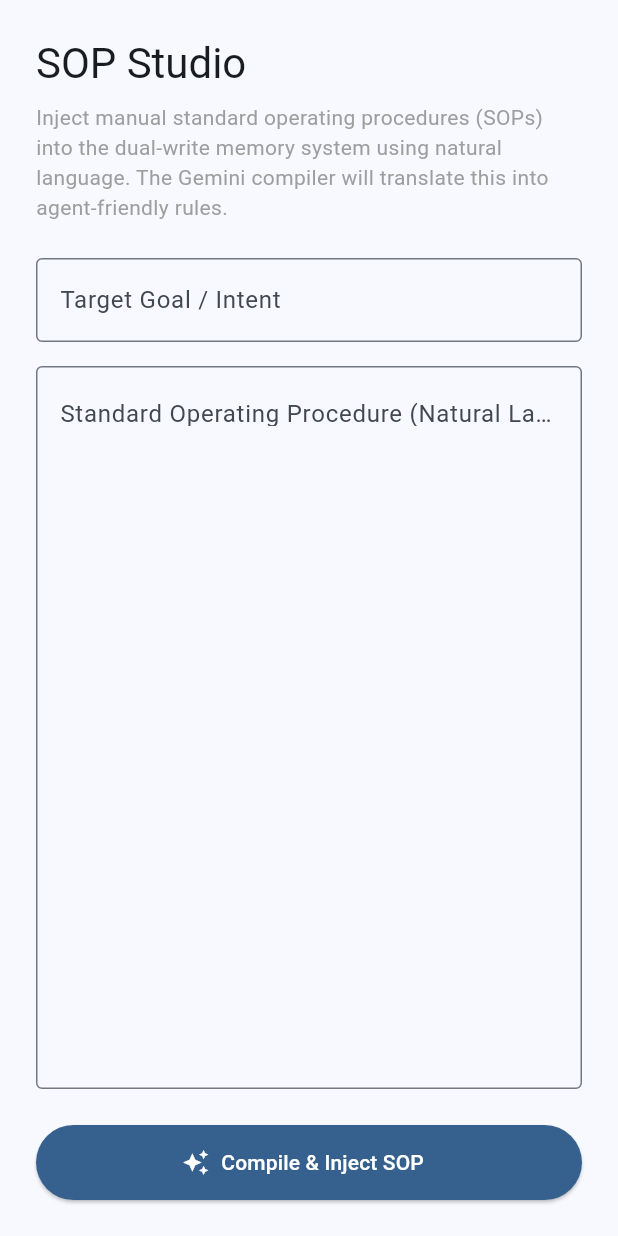
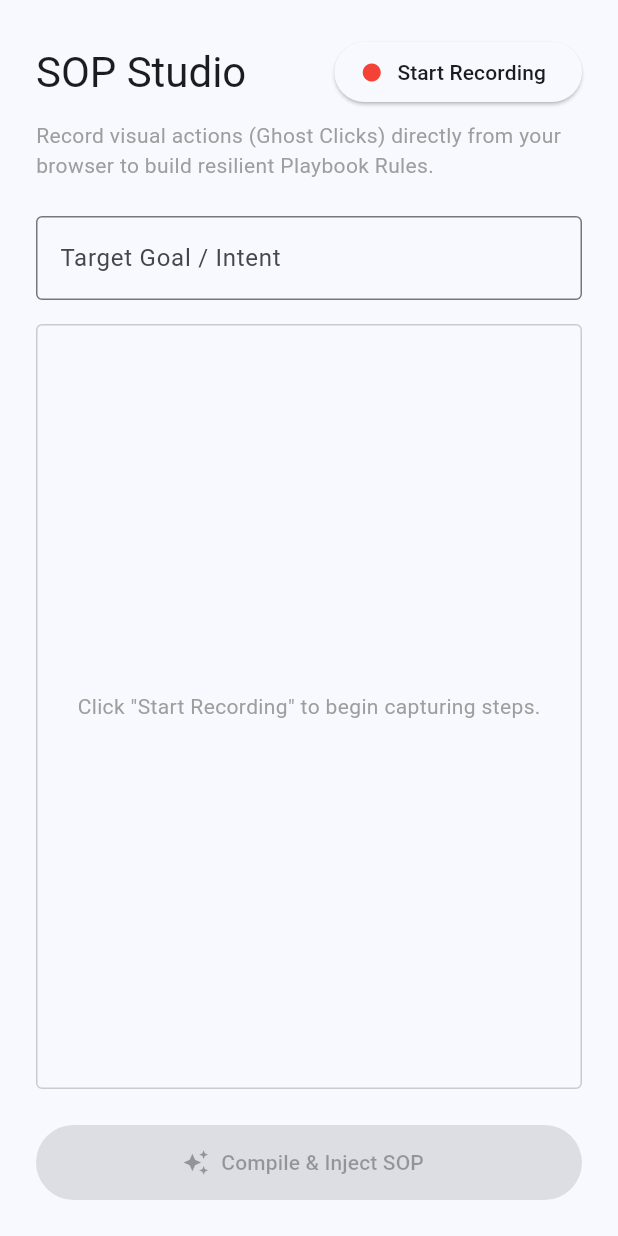
Before and after one commit to Kamibony/romy-ai-agent, a Flutter app: the SopStudioScreen widget shown alone on an empty page, opened directly, on a phone screen of 412 x 824 dp. Run offline on Flutter 3.47's test engine with Material 3 defaults, Android fonts, the phone set to English and light mode, and no system bars; our stand-ins replace firebase_auth, firebase_core, flutter_riverpod; accounts and stored records are empty; network calls fail.

Commit message:
feat: Implement True E2E Recording Subscription Layer
- Added `xpath` context extraction to `extension/content/content_script.js` for ghost clicks.
- Added `RECORDING_MODE` and `RECORDED_STEPS` state to `client/local_bridge.py`.
- Exposed `/api/recording/start`, `stop`, and `steps` endpoints in the local API.
- Refactored Flutter `SopStudioScreen` to include a recording state.
- Implemented HTTP polling in the Flutter UI to dynamically list recorded steps from the local API.
- Re-wired the final SOP compilation submission to use the recorded steps array.

Co-authored-by: Kamibony <206231619+Kamibony@users.noreply.github.com>

```diff
--- a/dashboard/lib/ui/sop_studio/sop_studio_screen.dart
+++ b/dashboard/lib/ui/sop_studio/sop_studio_screen.dart
@@ -1,6 +1,8 @@
 import 'package:flutter/material.dart';
 import 'dart:convert';
+import 'dart:async';
 import 'package:flutter_riverpod/flutter_riverpod.dart';
+import 'package:http/http.dart' as http;
 
 import '../../providers/api_client_provider.dart';
 
@@ -13,20 +15,92 @@ class SopStudioScreen extends ConsumerStatefulWidget {
 
 class _SopStudioScreenState extends ConsumerState<SopStudioScreen> {
   final _goalController = TextEditingController();
-  final _rulesController = TextEditingController();
   bool _isSubmitting = false;
+  bool _isRecording = false;
+  List<Map<String, dynamic>> _recordedSteps = [];
+  Timer? _pollingTimer;
 
   @override
   void dispose() {
     _goalController.dispose();
-    _rulesController.dispose();
+    _pollingTimer?.cancel();
     super.dispose();
   }
 
+  Future<void> _startRecording() async {
+    try {
+      final response = await http.post(Uri.parse('http://127.0.0.1:8764/api/recording/start'));
+      if (response.statusCode == 200) {
+        setState(() {
+          _isRecording = true;
+          _recordedSteps = [];
+        });
+        _pollingTimer = Timer.periodic(const Duration(milliseconds: 500), (timer) {
+          _pollSteps();
+        });
+      } else {
+        _showError('Failed to start recording: ${response.body}');
+      }
+    } catch (e) {
+      _showError('Network error starting recording: $e');
+    }
+  }
+
+  Future<void> _stopRecording() async {
+    _pollingTimer?.cancel();
+    try {
+      final response = await http.post(Uri.parse('http://127.0.0.1:8764/api/recording/stop'));
+      if (response.statusCode == 200) {
+        setState(() {
+          _isRecording = false;
+        });
+        // One final poll
+        await _pollSteps();
+      } else {
+        _showError('Failed to stop recording: ${response.body}');
+      }
+    } catch (e) {
+      _showError('Network error stopping recording: $e');
+      setState(() {
+        _isRecording = false;
+      });
+    }
+  }
+
+  Future<void> _pollSteps() async {
+    try {
+      final response = await http.get(Uri.parse('http://127.0.0.1:8764/api/recording/steps'));
+      if (response.statusCode == 200) {
+        final data = json.decode(response.body);
+        if (data['steps'] != null) {
+          setState(() {
+            _recordedSteps = List<Map<String, dynamic>>.from(data['steps']);
+          });
+        }
+      }
+    } catch (e) {
+      // Silently ignore polling errors to not spam
+    }
+  }
+
+  void _showError(String message) {
+    if (!mounted) return;
+    ScaffoldMessenger.of(context).showSnackBar(
+      SnackBar(content: Text(message), backgroundColor: Colors.red),
+    );
+  }
+
   Future<void> _submitSOP() async {
-    if (_goalController.text.trim().isEmpty || _rulesController.text.trim().isEmpty) {
+    if (_goalController.text.trim().isEmpty) {
       ScaffoldMessenger.of(context).showSnackBar(
-        const SnackBar(content: Text('Please fill out both goal and rules.')),
+        const SnackBar(content: Text('Please fill out the target goal.')),
+      );
+      return;
+    }
+
+    if (_recordedSteps.isEmpty) {
+      ScaffoldMessenger.of(context).showSnackBar(
+        const SnackBar(content: Text('Please record some steps first.')),
       );
       return;
     }
@@ -44,7 +118,7 @@ class _SopStudioScreenState extends ConsumerState<SopStudioScreen> {
         body: json.encode({
           'domain': 'default_domain',
           'goal': _goalController.text.trim(),
-          'recorded_steps': [{'step': _rulesController.text.trim()}], // Treat the manual text as a single recorded step for now
+          'recorded_steps': _recordedSteps.map((s) => {'step': s['description']}).toList(),
           'client_id': 'default'
         }),
       );
@@ -56,7 +130,9 @@ class _SopStudioScreenState extends ConsumerState<SopStudioScreen> {
           const SnackBar(content: Text('SOP successfully saved into Agent Memory.'), backgroundColor: Colors.green),
         );
         _goalController.clear();
-        _rulesController.clear();
+        setState(() {
+          _recordedSteps = [];
+        });
       } else if (response.statusCode == 409) {
          showDialog(
           context: context,
@@ -94,15 +170,57 @@ class _SopStudioScreenState extends ConsumerState<SopStudioScreen> {
       child: Column(
         crossAxisAlignment: CrossAxisAlignment.start,
         children: [
-          Text(
-            'SOP Studio',
-            style: Theme.of(context).textTheme.headlineMedium,
+          Row(
+            mainAxisAlignment: MainAxisAlignment.spaceBetween,
+            children: [
+              Text(
+                'SOP Studio',
+                style: Theme.of(context).textTheme.headlineMedium,
+              ),
+              ElevatedButton.icon(
+                onPressed: _isRecording ? _stopRecording : _startRecording,
+                icon: Icon(
+                  _isRecording ? Icons.stop : Icons.fiber_manual_record,
+                  color: _isRecording ? Colors.white : Colors.red,
+                ),
+                label: Text(_isRecording ? 'Stop Recording' : 'Start Recording'),
+                style: ElevatedButton.styleFrom(
+                  backgroundColor: _isRecording ? Colors.red : Theme.of(context).cardColor,
+                  foregroundColor: _isRecording ? Colors.white : Theme.of(context).textTheme.bodyLarge?.color,
+                ),
+              ),
+            ],
           ),
           const SizedBox(height: 8),
           const Text(
-            'Inject manual standard operating procedures (SOPs) into the dual-write memory system using natural language. The Gemini compiler will translate this into agent-friendly rules.',
+            'Record visual actions (Ghost Clicks) directly from your browser to build resilient Playbook Rules.',
             style: TextStyle(color: Colors.grey),
           ),
+          if (_isRecording) ...[
+            const SizedBox(height: 16),
+            Container(
+              padding: const EdgeInsets.all(12),
+              decoration: BoxDecoration(
+                color: Colors.red.withOpacity(0.1),
+                border: Border.all(color: Colors.red),
+                borderRadius: BorderRadius.circular(8),
+              ),
+              child: const Row(
+                children: [
+                  SizedBox(
+                    width: 16,
+                    height: 16,
+                    child: CircularProgressIndicator(strokeWidth: 2, color: Colors.red),
+                  ),
+                  SizedBox(width: 16),
+                  Text(
+                    'Listening for Ghost Clicks from Chrome Extension...',
+                    style: TextStyle(color: Colors.red, fontWeight: FontWeight.bold),
+                  ),
+                ],
+              ),
+            ),
+          ],
           const SizedBox(height: 24),
           TextField(
             controller: _goalController,
@@ -114,17 +232,39 @@ class _SopStudioScreenState extends ConsumerState<SopStudioScreen> {
           ),
           const SizedBox(height: 16),
           Expanded(
-            child: TextField(
-              controller: _rulesController,
-              maxLines: null,
-              expands: true,
-              textAlignVertical: TextAlignVertical.top,
-              decoration: const InputDecoration(
-                labelText: 'Standard Operating Procedure (Natural Language)',
-                hintText: 'Enter instructions, one per line.\ne.g.\n1. Always dismiss the GDPR banner first.\n2. Wait for the page to fully load before clicking search.',
-                border: OutlineInputBorder(),
-                alignLabelWithHint: true,
+            child: Container(
+              decoration: BoxDecoration(
+                border: Border.all(color: Colors.grey.withOpacity(0.5)),
+                borderRadius: BorderRadius.circular(4),
               ),
+              child: _recordedSteps.isEmpty
+                  ? Center(
+                      child: Text(
+                        _isRecording
+                            ? 'Perform actions in your browser to record steps.'
+                            : 'Click "Start Recording" to begin capturing steps.',
+                        style: const TextStyle(color: Colors.grey),
+                      ),
+                    )
+                  : ListView.builder(
+                      itemCount: _recordedSteps.length,
+                      itemBuilder: (context, index) {
+                        final step = _recordedSteps[index];
+                        return Card(
+                          margin: const EdgeInsets.symmetric(horizontal: 8, vertical: 4),
+                          child: ListTile(
+                            leading: CircleAvatar(
+                              backgroundColor: Theme.of(context).primaryColor,
+                              foregroundColor: Colors.white,
+                              child: Text('${index + 1}'),
+                            ),
+                            title: Text(step['description'] ?? 'Action'),
+                            subtitle: Text('Timestamp: ${step['timestamp']}'),
+                            trailing: const Icon(Icons.touch_app, color: Colors.grey),
+                          ),
+                        );
+                      },
+                    ),
             ),
           ),
           const SizedBox(height: 24),
@@ -132,7 +272,7 @@ class _SopStudioScreenState extends ConsumerState<SopStudioScreen> {
             width: double.infinity,
             height: 50,
             child: ElevatedButton.icon(
-              onPressed: _isSubmitting ? null : _submitSOP,
+              onPressed: (_isSubmitting || _recordedSteps.isEmpty || _isRecording) ? null : _submitSOP,
               icon: _isSubmitting ? const SizedBox(width: 20, height: 20, child: CircularProgressIndicator(strokeWidth: 2)) : const Icon(Icons.auto_awesome),
               label: Text(_isSubmitting ? 'Compiling SOP...' : 'Compile & Inject SOP'),
               style: ElevatedButton.styleFrom(
```
Also changed, not shown: 2 other files.
